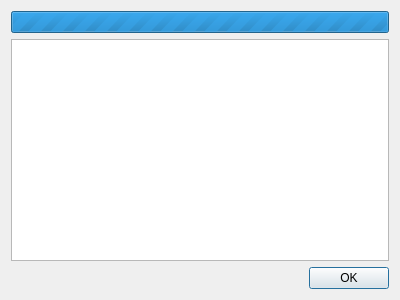
This is ui/templateinstallprogressdlg.ui in QubesOS/qubes-manager as Qt 5 draws it before an edit. The edited form follows.
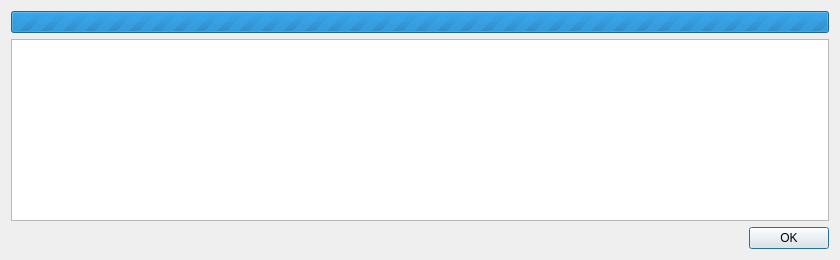
This is the edited form.

Commit message: qvm-template-gui: improve displaying progress

Diff of the .ui file:
```diff
--- a/ui/templateinstallprogressdlg.ui
+++ b/ui/templateinstallprogressdlg.ui
@@ -6,8 +6,8 @@
    <rect>
     <x>0</x>
     <y>0</y>
-    <width>400</width>
-    <height>300</height>
+    <width>840</width>
+    <height>260</height>
    </rect>
   </property>
   <property name="windowTitle">
```
The commit also changes 1 other file.
